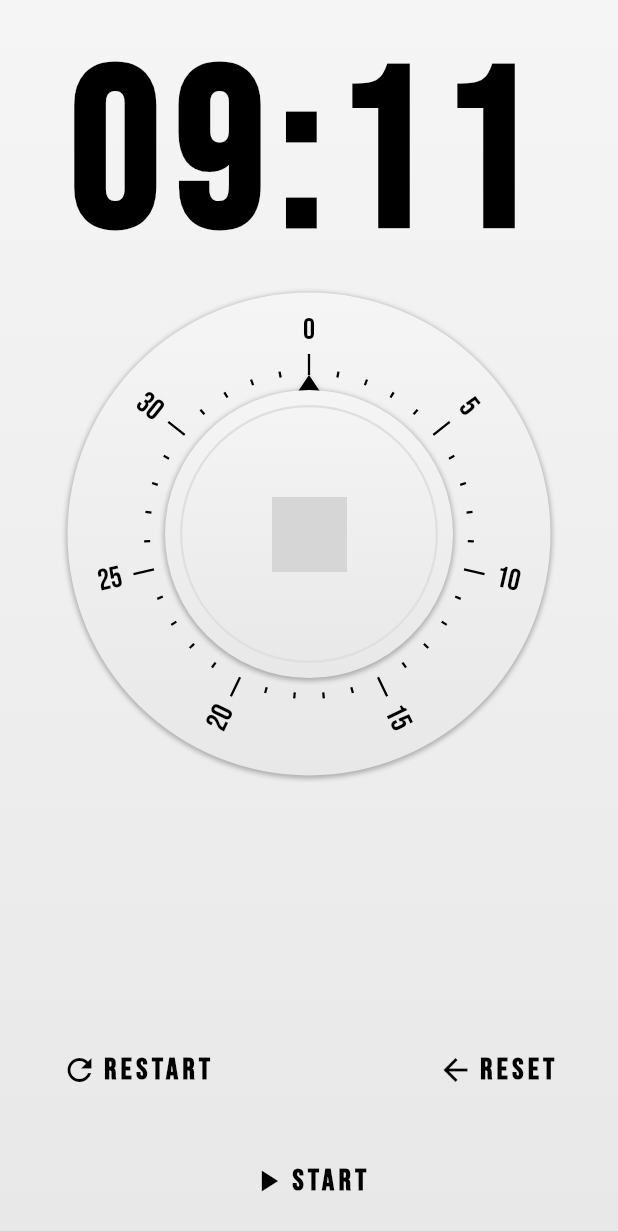
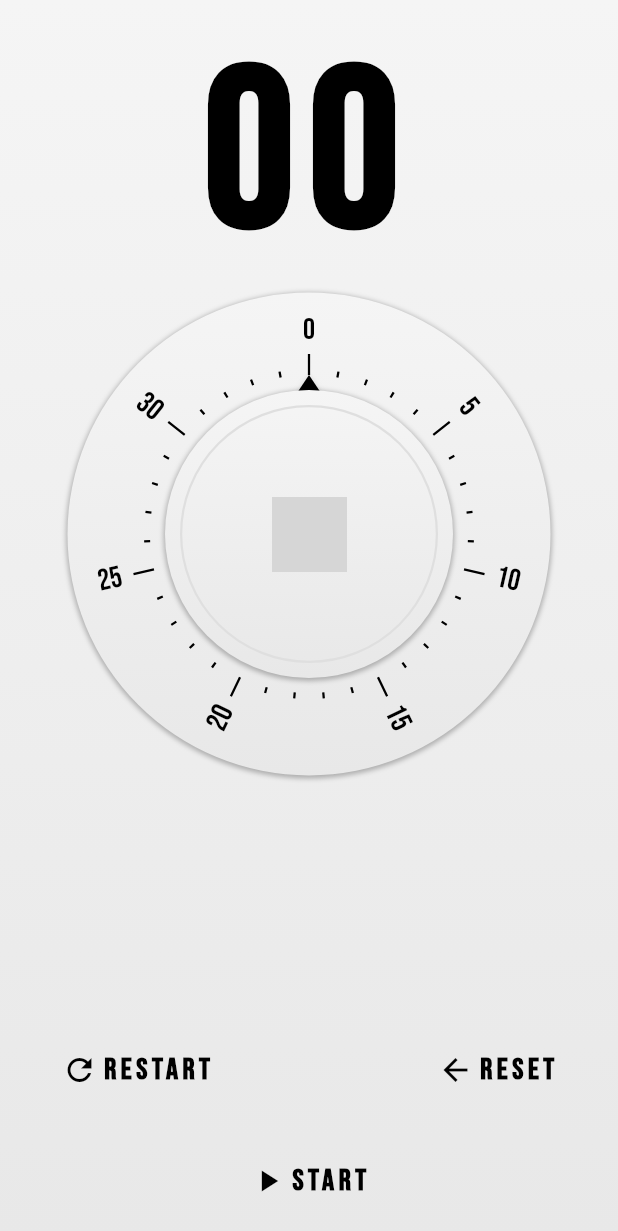
Before and after one commit to sabith-th/flutter-egg-timer, a Flutter app: the screen it shows after launch, on a phone screen of 412 x 824 dp. Shown: the top 1231 px of the screen. Run offline on Flutter 3.47's test engine with Material 2 defaults, Android fonts, the phone set to English and light mode, and no system bars; network calls fail; grey boxes are pictures that could not be loaded.

Commit message:
implemented the display of timer based on timer state

```diff
--- a/lib/egg_timer.dart
+++ b/lib/egg_timer.dart
@@ -20,12 +20,12 @@ class EggTimer {
   set currentTime(newTime) {
     if (state == EggTimerState.ready) {
       _currentTime = newTime;
+      lastStartTime = currentTime;
     }
   }
 
   resume() {
     state = EggTimerState.running;
-    lastStartTime = currentTime;
     stopwatch.start();
     _tick();
   }
--- a/lib/egg_timer_time_display.dart
+++ b/lib/egg_timer_time_display.dart
@@ -1,17 +1,89 @@
 import 'package:flutter/material.dart';
+import 'package:flutter_egg_timer/egg_timer.dart';
+import 'package:intl/intl.dart';
 
 class EggTimerTimeDisplay extends StatefulWidget {
+  final eggTimerState;
+  final selectionTime;
+  final countdownTime;
+
+  const EggTimerTimeDisplay({
+    this.eggTimerState,
+    this.selectionTime = const Duration(seconds: 0),
+    this.countdownTime = const Duration(seconds: 0),
+  });
+
   @override
   _EggTimerTimeDisplayState createState() => _EggTimerTimeDisplayState();
 }
 
-class _EggTimerTimeDisplayState extends State<EggTimerTimeDisplay> {
+class _EggTimerTimeDisplayState extends State<EggTimerTimeDisplay>
+    with TickerProviderStateMixin {
+  final DateFormat selectionTimeFormat = new DateFormat('mm');
+  final DateFormat countdownTimeFormat = new DateFormat('mm:ss');
+
+  AnimationController selectionTimeSlideController;
+  AnimationController countdownTimeFadeController;
+
+  @override
+  void initState() {
+    super.initState();
+
+    selectionTimeSlideController = new AnimationController(
+      duration: const Duration(milliseconds: 150),
+      vsync: this,
+    )..addListener(() {
+        setState(() {});
+      });
+
+    countdownTimeFadeController = new AnimationController(
+      duration: const Duration(milliseconds: 150),
+      vsync: this,
+    )..addListener(() {
+        setState(() {});
+      });
+    countdownTimeFadeController.value = 1.0;
+  }
+
+  @override
+  void dispose() {
+    selectionTimeSlideController.dispose();
+    countdownTimeFadeController.dispose();
+    super.dispose();
+  }
+
+  get formattedSelectionTime {
+    DateTime dateTime = new DateTime(
+        new DateTime.now().year, 0, 0, 0, 0, widget.selectionTime.inSeconds);
+    return selectionTimeFormat.format(dateTime);
+  }
+
+  get formattedCountdownTime {
+    DateTime dateTime = new DateTime(
+        new DateTime.now().year, 0, 0, 0, 0, widget.countdownTime.inSeconds);
+    return countdownTimeFormat.format(dateTime);
+  }
+
   @override
   Widget build(BuildContext context) {
+    if (widget.eggTimerState == EggTimerState.ready) {
+      selectionTimeSlideController.reverse();
+      countdownTimeFadeController.forward();
+    } else {
+      selectionTimeSlideController.forward();
+      countdownTimeFadeController.reverse();
+    }
+
     return Padding(
       padding: EdgeInsets.only(top: 15.0),
+      child: Stack(
+        alignment: Alignment.center,
+        children: <Widget>[
+          Transform(
+            transform: Matrix4.translationValues(
+                0.0, -200.0 * selectionTimeSlideController.value, 0.0),
             child: Text(
-        '09:11',
+              formattedSelectionTime,
               textAlign: TextAlign.center,
               style: TextStyle(
                 color: Colors.black,
@@ -21,6 +93,23 @@ class _EggTimerTimeDisplayState extends State<EggTimerTimeDisplay> {
                 letterSpacing: 10.0,
               ),
             ),
+          ),
+          Opacity(
+            opacity: 1.0 - countdownTimeFadeController.value,
+            child: Text(
+              formattedCountdownTime,
+              textAlign: TextAlign.center,
+              style: TextStyle(
+                color: Colors.black,
+                fontFamily: 'BebasNeue',
+                fontSize: 150.0,
+                fontWeight: FontWeight.bold,
+                letterSpacing: 10.0,
+              ),
+            ),
+          ),
+        ],
+      ),
     );
   }
 }
--- a/lib/main.dart
+++ b/lib/main.dart
@@ -61,7 +61,11 @@ class _MyAppState extends State<MyApp> {
           child: Center(
             child: Column(
               children: [
-                EggTimerTimeDisplay(),
+                EggTimerTimeDisplay(
+                  eggTimerState: eggTimer.state,
+                  selectionTime: eggTimer.lastStartTime,
+                  countdownTime: eggTimer.currentTime,
+                ),
                 EggTimerDial(
                   currentTime: eggTimer.currentTime,
                   maxTime: eggTimer.maxTime,
--- a/pubspec.yaml
+++ b/pubspec.yaml
@@ -15,6 +15,7 @@ environment:
 dependencies:
   flutter:
     sdk: flutter
+  intl: "^0.15.7"
 
   # The following adds the Cupertino Icons font to your application.
   # Use with the CupertinoIcons class for iOS style icons.
```
Lines whose indentation alone changed are shown as unchanged.
